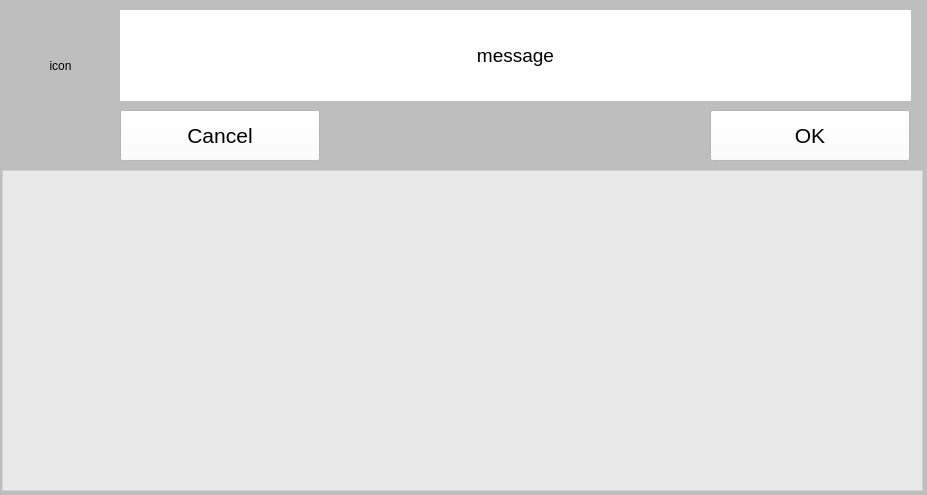
alfa-sw/alfa_cr6, file src/alfa_CR6_ui/ui/input_dialog.ui: the form before one commit.
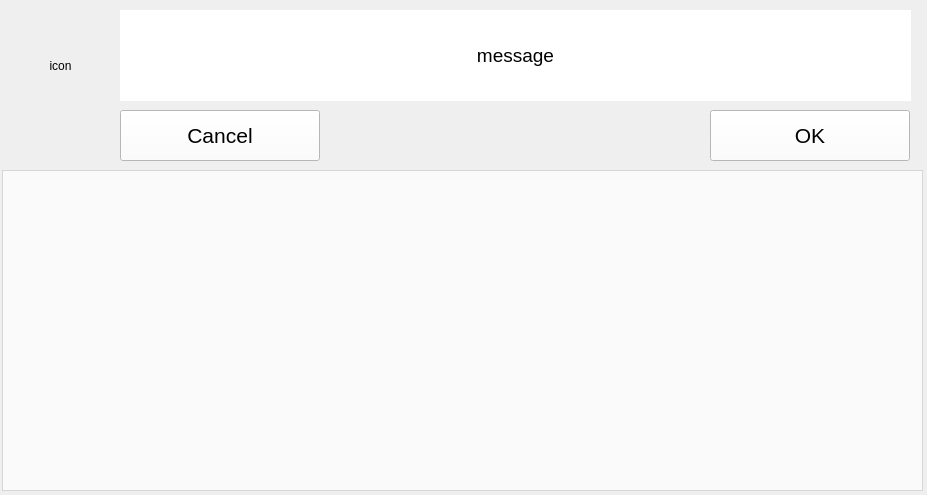
The form after the commit.

The edit to the form file:
```diff
--- a/src/alfa_CR6_ui/ui/input_dialog.ui
+++ b/src/alfa_CR6_ui/ui/input_dialog.ui
@@ -13,9 +13,6 @@
   <property name="windowTitle">
    <string>Frame</string>
   </property>
-  <property name="styleSheet">
-   <string notr="true">background:#CCBBBBBB</string>
-  </property>
   <property name="frameShape">
    <enum>QFrame::Box</enum>
   </property>
@@ -142,8 +139,8 @@
    </property>
    <property name="iconSize">
     <size>
-     <width>24</width>
-     <height>24</height>
+     <width>32</width>
+     <height>32</height>
     </size>
    </property>
    <property name="flat">
```
